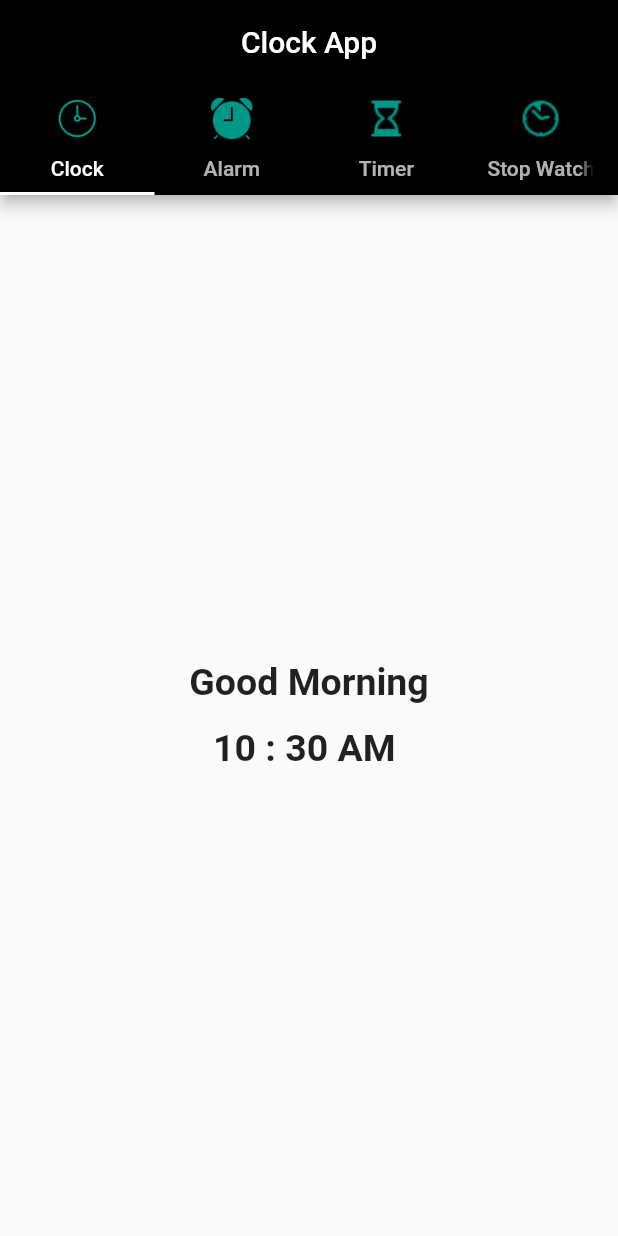
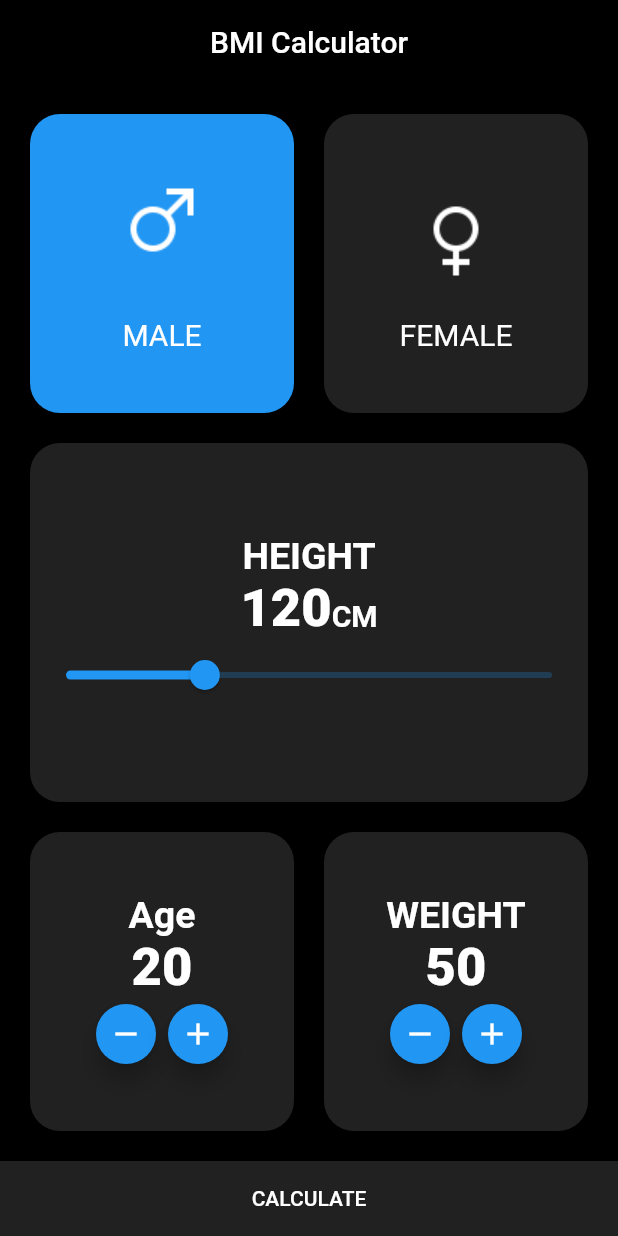
Before and after one commit to MennaAdel266/google_tasks, a Flutter app: the screen it shows after launch, on a phone screen of 412 x 824 dp. Run offline on Flutter 3.47's test engine with Material 2 defaults, Android fonts, the phone set to English and light mode, and no system bars; our stand-ins replace conditional_builder; missing offline and left inert: custom_timer.

Commit message:
Bmi_Calculator

```diff
--- /dev/null
+++ b/lib/Modules/bmi_calculator_app/bmi_calculator.dart
@@ -0,0 +1,342 @@
+import 'dart:math';
+import 'package:flutter/material.dart';
+import 'package:flutter/painting.dart';
+import 'package:google_tasks/Modules/bmi_calculator_app/bmi_result.dart';
+import 'package:google_tasks/shared/components/components.dart';
+
+
+class BMICalculator extends StatefulWidget {
+
+  @override
+  _BMICalculatorState createState() => _BMICalculatorState();
+}
+
+class _BMICalculatorState extends State<BMICalculator> {
+  var name = TextEditingController();
+  bool isMale = true;
+  double height = 120;
+  int weight = 50;
+  int age = 20;
+  @override
+  Widget build(BuildContext context) {
+    return Scaffold(
+      backgroundColor: Colors.black,
+      appBar: AppBar(
+        backgroundColor: Colors.black,
+        centerTitle: true,
+        title:
+        Text(
+            'BMI Calculator'
+        ),
+      ),
+      body: Column(
+        children: [
+          Expanded(
+            child: Padding(
+              padding: const EdgeInsets.all(20.0),
+              child: Row(
+                children: [
+                  Expanded(
+                    child: GestureDetector(
+                      onTap: (){
+                        setState(() {
+                          isMale = true;
+                        });
+                      },
+                      child: Container(
+                        decoration: BoxDecoration(
+                          borderRadius: BorderRadius.circular(20),
+                          color: isMale ? Colors.blue : Colors.grey[900],
+                        ),
+                        child: Column(
+                          mainAxisAlignment: MainAxisAlignment.center,
+                          children: [
+                            Image(
+                              image: AssetImage('assets/images/icons8-male-50.png'),
+                              height: 60,
+                              width: 80,
+                              color: Colors.white,
+                            ),
+                            SizedBox(
+                              height: 35,
+                            ),
+                            Text(
+                              'MALE',
+                              style: TextStyle(
+                                color: Colors.white,
+                                fontSize: 20,
+                              ),
+                            ),
+                          ],
+                        ),
+                      ),
+                    ),
+                  ),
+                  SizedBox(
+                    width: 20,
+                  ),
+                  Expanded(
+                    child: GestureDetector(
+                      onTap: (){
+                        setState(() {
+                          isMale = false;
+                        });
+                      },
+                      child: Container(
+                        decoration: BoxDecoration(
+                          borderRadius: BorderRadius.circular(20),
+                          color: isMale ? Colors.grey[900] : Colors.blue,
+                        ),
+                        child: Column(
+                          mainAxisAlignment: MainAxisAlignment.center,
+                          children: [
+                            Image(
+                              image: AssetImage('assets/images/icons8-female-50.png'),
+                              height: 90,
+                              width: 80,
+                              color: Colors.white,
+                            ),
+                            SizedBox(
+                              height: 5,
+                            ),
+                            Text(
+                              'FEMALE',
+                              style: TextStyle(
+                                color: Colors.white,
+                                fontSize: 20,
+                              ),
+                            ),
+                          ],
+                        ),
+                      ),
+                    ),
+                  ),
+                ],
+              ),
+            ),
+          ),
+          Expanded(
+            child: Padding(
+              padding: const EdgeInsets.symmetric(
+                horizontal: 20,
+              ),
+              child: Container(
+                decoration: BoxDecoration(
+                  borderRadius: BorderRadius.circular(20),
+                  color: Colors.grey[900],
+                ),
+                child: Column(
+                  mainAxisAlignment: MainAxisAlignment.center,
+                  children: [
+                    Text(
+                      'HEIGHT',
+                      style: TextStyle(
+                        color: Colors.white,
+                        fontSize: 25,
+                        fontWeight: FontWeight.bold,
+                      ),
+                    ),
+                    Row(
+                      crossAxisAlignment: CrossAxisAlignment.baseline,
+                      textBaseline: TextBaseline.alphabetic,
+                      mainAxisAlignment: MainAxisAlignment.center,
+                      children: [
+                        Text(
+                          '${height.round()}',
+                          style: TextStyle(
+                            color: Colors.white,
+                            fontSize: 35,
+                            fontWeight: FontWeight.w900,
+                          ),
+                        ),
+                        SizedBox(
+                          height: 5,
+                        ),
+                        Text(
+                          'CM',
+                          style: TextStyle(
+                            color: Colors.white,
+                            fontSize: 20,
+                            fontWeight: FontWeight.bold,
+                          ),
+                        ),
+                      ],
+                    ),
+                    Slider(
+                      value: height,
+                      max: 220,
+                      min: 80,
+                      onChanged:(value){
+                        setState(() {
+                          height = value;
+                        });
+                        print(value.round());
+                      } ,
+                    ),
+
+                  ],
+                ),
+              ),
+            ),
+          ),
+          Expanded(
+            child: Padding(
+              padding: const EdgeInsets.all(20.0),
+              child: Row(
+                children: [
+                  Expanded(
+                    child: Container(
+                      decoration: BoxDecoration(
+                        borderRadius: BorderRadius.circular(20),
+                        color: Colors.grey[900],
+                      ),
+                      child: Column(
+                        mainAxisAlignment: MainAxisAlignment.center,
+                        children: [
+                          Text(
+                            'Age',
+                            style: TextStyle(
+                                fontSize: 25,
+                                fontWeight: FontWeight.bold,
+                                color: Colors.white
+                            ),
+                          ),
+                          Text(
+                            '$age',
+                            style: TextStyle(
+                              fontSize: 35,
+                              fontWeight: FontWeight.w900,
+                              color: Colors.white,
+                            ),
+                          ),
+                          Row(
+                            mainAxisAlignment: MainAxisAlignment.center,
+                            children: [
+                              FloatingActionButton(
+                                onPressed: (){
+                                  setState(() {
+                                    age--;
+                                  });
+                                },
+                                heroTag: 'age-',
+                                mini: true,
+                                child: Icon(
+                                  Icons.remove,
+
+                                ),
+                              ),
+                              FloatingActionButton(
+                                onPressed: (){
+                                  setState(() {
+                                    age++;
+                                  });
+                                },
+                                heroTag: 'age+',
+                                mini: true,
+                                child: Icon(
+                                  Icons.add,
+
+                                ),
+                              ),
+                            ],
+                          ),
+                        ],
+                      ),
+                    ),
+                  ),
+                  SizedBox(
+                    width: 20,
+                  ),
+                  Expanded(
+                    child: Container(
+                      decoration: BoxDecoration(
+                        borderRadius: BorderRadius.circular(20),
+                        color: Colors.grey[900],
+                      ),
+                      child: Column(
+                        mainAxisAlignment: MainAxisAlignment.center,
+                        children: [
+                          Text(
+                            'WEIGHT',
+                            style: TextStyle(
+                                fontSize: 25,
+                                fontWeight: FontWeight.bold,
+                                color: Colors.white
+                            ),
+                          ),
+                          Text(
+                            '$weight',
+                            style: TextStyle(
+                              fontSize: 35,
+                              fontWeight: FontWeight.w900,
+                              color: Colors.white,
+                            ),
+                          ),
+                          Row(
+                            mainAxisAlignment: MainAxisAlignment.center,
+                            children: [
+                              FloatingActionButton(
+                                onPressed: (){
+                                  setState(() {
+                                    weight--;
+                                  });
+                                },
+                                heroTag: 'weight-',
+                                mini: true,
+                                child: Icon(
+                                  Icons.remove,
+
+                                ),
+                              ),
+                              FloatingActionButton(
+                                onPressed: (){
+                                  setState(() {
+                                    weight++;
+                                  });
+                                },
+                                heroTag: 'weight+',
+                                mini: true,
+                                child: Icon(
+                                  Icons.add,
+
+                                ),
+                              ),
+                            ],
+                          ),
+                        ],
+                      ),
+                    ),
+                  ),
+                ],
+              ),
+            ),
+          ),
+          Container(
+            width: double.infinity,
+            color: Colors.grey[900],
+            child: MaterialButton(
+                height: 50,
+                child: Text(
+                  'CALCULATE',
+                  style: TextStyle(
+                      color: Colors.white
+                  ),
+                ),
+                onPressed:(){
+                  double result = weight / pow(height/100 , 2);
+                  print(result.round());
+                  navigateTo(context, BmiResult(
+                    isMale: isMale,
+                    result: result.round(),
+                    age: age,
+                    height: height,
+                    weight: weight,
+                  ),);
+                }
+            ),
+          ),
+        ],
+      ),
+    );
+  }
+}
--- a/lib/main.dart
+++ b/lib/main.dart
@@ -1,5 +1,6 @@
 import 'package:flutter/material.dart';
 import 'package:google_tasks/Layout/clock_layout.dart';
+import 'package:google_tasks/Modules/bmi_calculator_app/bmi_calculator.dart';
 
 
 void main() {
@@ -12,7 +13,7 @@ class MyApp extends StatelessWidget {
   Widget build(BuildContext context) {
     return MaterialApp(
      debugShowCheckedModeBanner: false,
-      home: HomeScreen(),
+      home: BMICalculator(),
     );
   }
 }
--- a/pubspec.yaml
+++ b/pubspec.yaml
@@ -36,6 +36,7 @@ dependencies:
   cupertino_icons: ^1.0.2
   conditional_builder: ^1.0.2
   custom_timer: ^0.1.1
+  font_awesome_flutter: ^10.1.0
 
 dev_dependencies:
   flutter_test:
```
Also changed, not shown: lib/Modules/bmi_calculator_app/bmi_result.dart (added, +127 -0 lines), lib/shared/components/components.dart (added, +44 -0 lines), assets/images/icons8-female-50.png (added), assets/images/icons8-male-50.png (added), pubspec.lock.
